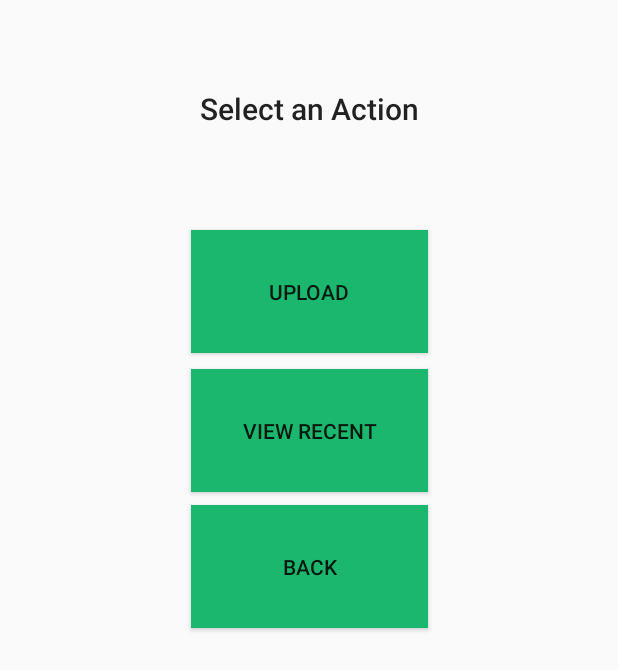
After one commit to Surbhipatel9/drone-bridge-inspection-android, an Android app: the NavigateActivity screen opened directly, with no data from a screen before it, on a phone screen of 412 x 824 dp. The commit adds this screen. Shown: the top 670 px of the screen. Run offline under Robolectric (Android 15) with nearby library versions, the phone set to English and light mode, and no system bars.

Commit message:
new Activity

```diff
--- a/app/src/main/AndroidManifest.xml
+++ b/app/src/main/AndroidManifest.xml
@@ -12,9 +12,7 @@
         android:label="@string/app_name"
         android:supportsRtl="true"
         android:theme="@style/AppTheme">
-        <activity android:name=".MainActivity">
-
-        </activity>
+        <activity android:name=".MainActivity" />
         <activity
             android:name=".HomeActivity"
             android:label="@string/title_activity_home"
@@ -24,8 +22,11 @@
 
                 <category android:name="android.intent.category.LAUNCHER" />
             </intent-filter>
-
         </activity>
+        <activity
+            android:name=".NavigateActivity"
+            android:label="@string/title_activity_navigate"
+            android:theme="@style/AppTheme.NoActionBar"></activity>
     </application>
 
 </manifest>
--- a/app/src/main/java/xyz/maxime_brgt/testretrofit/HomeActivity.java
+++ b/app/src/main/java/xyz/maxime_brgt/testretrofit/HomeActivity.java
@@ -9,6 +9,7 @@ import android.support.v7.widget.Toolbar;
 import android.view.View;
 import android.widget.Button;
 import android.widget.EditText;
+import android.widget.Toast;
 
 public class HomeActivity extends AppCompatActivity {
 
@@ -28,9 +29,15 @@ public class HomeActivity extends AppCompatActivity {
     public void loginButton(View v){
         enteredUserName = usernameEditText.getText().toString();
 
+        if(enteredUserName == null || enteredUserName.equals("")){
+            Toast.makeText(getApplicationContext(), "Please enter a username",
+                    Toast.LENGTH_LONG).show();
+        }
+        else {
+            Intent goToNavigateIntent = new Intent(getApplicationContext(), NavigateActivity.class);
+            startActivity(goToNavigateIntent);
+        }
 
-        Intent goToUploadIntent = new Intent(getApplicationContext(), MainActivity.class);
-        startActivity(goToUploadIntent);
 
     }
 
--- /dev/null
+++ b/app/src/main/java/xyz/maxime_brgt/testretrofit/NavigateActivity.java
@@ -0,0 +1,49 @@
+package xyz.maxime_brgt.testretrofit;
+
+import android.content.Intent;
+import android.os.Bundle;
+import android.support.design.widget.FloatingActionButton;
+import android.support.design.widget.Snackbar;
+import android.support.v7.app.AppCompatActivity;
+import android.support.v7.widget.Toolbar;
+import android.view.View;
+import android.widget.Button;
+
+public class NavigateActivity extends AppCompatActivity {
+
+    private Button toUploadButton;
+    private Button toLoginButton;
+    private Button toViewOldButton;
+
+    @Override
+    protected void onCreate(Bundle savedInstanceState) {
+        super.onCreate(savedInstanceState);
+        setContentView(R.layout.activity_navigate);
+
+        toUploadButton = (Button)findViewById(R.id.toUploadButton);
+        toLoginButton = (Button)findViewById(R.id.toLoginButton);
+        toViewOldButton = (Button)findViewById(R.id.toViewOldButton);
+
+    }
+
+    public void toUploadButton(View v){
+        Intent goToUploadIntent = new Intent(getApplicationContext(), MainActivity.class);
+        startActivity(goToUploadIntent);
+
+    }
+
+    public void setToLoginButton(View v){
+        Intent goToLoginIntent = new Intent(getApplicationContext(), HomeActivity.class);
+        startActivity(goToLoginIntent);
+
+    }
+
+    /*
+    public void setToViewOldButton(View v){
+        Intent goTo = new Intent(getApplicationContext(), HomeActivity.class);
+        startActivity(goToLoginIntent);
+
+    }
+    */
+
+}
--- a/app/src/main/res/layout/activity_main.xml
+++ b/app/src/main/res/layout/activity_main.xml
@@ -121,6 +121,7 @@
         android:layout_marginStart="8dp"
         android:layout_marginTop="8dp"
         android:ems="10"
+        android:hint="Description"
         android:inputType="textMultiLine"
         app:layout_constraintBottom_toBottomOf="parent"
         app:layout_constraintEnd_toEndOf="parent"
--- /dev/null
+++ b/app/src/main/res/layout/activity_navigate.xml
@@ -0,0 +1,79 @@
+<?xml version="1.0" encoding="utf-8"?>
+<android.support.design.widget.CoordinatorLayout xmlns:android="http://schemas.android.com/apk/res/android"
+    xmlns:app="http://schemas.android.com/apk/res-auto"
+    xmlns:tools="http://schemas.android.com/tools"
+    android:layout_width="match_parent"
+    android:layout_height="match_parent"
+    tools:context="xyz.maxime_brgt.testretrofit.NavigateActivity">
+
+    <android.support.constraint.ConstraintLayout
+        android:layout_width="match_parent"
+        android:layout_height="574dp">
+
+        <Button
+            android:id="@+id/toViewOldButton"
+            android:layout_width="158dp"
+            android:layout_height="82dp"
+            android:layout_marginBottom="8dp"
+            android:layout_marginEnd="8dp"
+            android:layout_marginStart="8dp"
+            android:layout_marginTop="8dp"
+            android:background="@color/colorAccent"
+            android:text="@string/toViewOldButton"
+            app:layout_constraintBottom_toBottomOf="parent"
+            app:layout_constraintEnd_toEndOf="parent"
+            app:layout_constraintStart_toStartOf="parent"
+            app:layout_constraintTop_toTopOf="parent" />
+
+        <Button
+            android:id="@+id/toUploadButton"
+            android:layout_width="158dp"
+            android:layout_height="82dp"
+            android:layout_marginBottom="8dp"
+            android:layout_marginEnd="8dp"
+            android:layout_marginStart="8dp"
+            android:layout_marginTop="8dp"
+            android:background="@color/colorAccent"
+            android:onClick="toUploadButton"
+            android:text="@string/toUploadButton"
+            app:layout_constraintBottom_toBottomOf="parent"
+            app:layout_constraintEnd_toEndOf="parent"
+            app:layout_constraintStart_toStartOf="parent"
+            app:layout_constraintTop_toTopOf="parent"
+            app:layout_constraintVertical_bias="0.306" />
+
+        <Button
+            android:id="@+id/toLoginButton"
+            android:layout_width="158dp"
+            android:layout_height="82dp"
+            android:layout_marginBottom="8dp"
+            android:layout_marginEnd="8dp"
+            android:layout_marginStart="8dp"
+            android:layout_marginTop="8dp"
+            android:background="@color/colorAccent"
+            android:onClick="setToLoginButton"
+            android:text="@string/toLoginButton"
+            app:layout_constraintBottom_toBottomOf="parent"
+            app:layout_constraintEnd_toEndOf="parent"
+            app:layout_constraintStart_toStartOf="parent"
+            app:layout_constraintTop_toTopOf="parent"
+            app:layout_constraintVertical_bias="0.691" />
+
+        <TextView
+            android:id="@+id/navigatePageTitle"
+            android:layout_width="wrap_content"
+            android:layout_height="wrap_content"
+            android:layout_marginBottom="8dp"
+            android:layout_marginEnd="8dp"
+            android:layout_marginStart="8dp"
+            android:layout_marginTop="8dp"
+            android:text="@string/navigatePageTitle"
+            android:textAlignment="center"
+            android:textAppearance="@style/TextAppearance.AppCompat.Title"
+            app:layout_constraintBottom_toBottomOf="parent"
+            app:layout_constraintEnd_toEndOf="parent"
+            app:layout_constraintStart_toStartOf="parent"
+            app:layout_constraintTop_toTopOf="parent"
+            app:layout_constraintVertical_bias="0.096" />
+    </android.support.constraint.ConstraintLayout>
+</android.support.design.widget.CoordinatorLayout>
--- /dev/null
+++ b/app/src/main/res/layout/content_navigate.xml
@@ -0,0 +1,11 @@
+<?xml version="1.0" encoding="utf-8"?>
+<android.support.constraint.ConstraintLayout xmlns:android="http://schemas.android.com/apk/res/android"
+    xmlns:app="http://schemas.android.com/apk/res-auto"
+    xmlns:tools="http://schemas.android.com/tools"
+    android:layout_width="match_parent"
+    android:layout_height="match_parent"
+    app:layout_behavior="@string/appbar_scrolling_view_behavior"
+    tools:context="xyz.maxime_brgt.testretrofit.NavigateActivity"
+    tools:showIn="@layout/activity_navigate">
+
+</android.support.constraint.ConstraintLayout>
--- a/app/src/main/res/values/strings.xml
+++ b/app/src/main/res/values/strings.xml
@@ -15,4 +15,10 @@
     <string name="loginButtonHint">Username</string>
     <string name="loginTitle">WV DoT Drone-Bridge Application</string>
     <string name="backButton">Back</string>
+    <string name="title_activity_navigate">NavigateActivity</string>
+
+    <string name="toLoginButton">Back</string>
+    <string name="toUploadButton">Upload</string>
+    <string name="toViewOldButton">View Recent</string>
+    <string name="navigatePageTitle">Select an Action</string>
 </resources>
```
